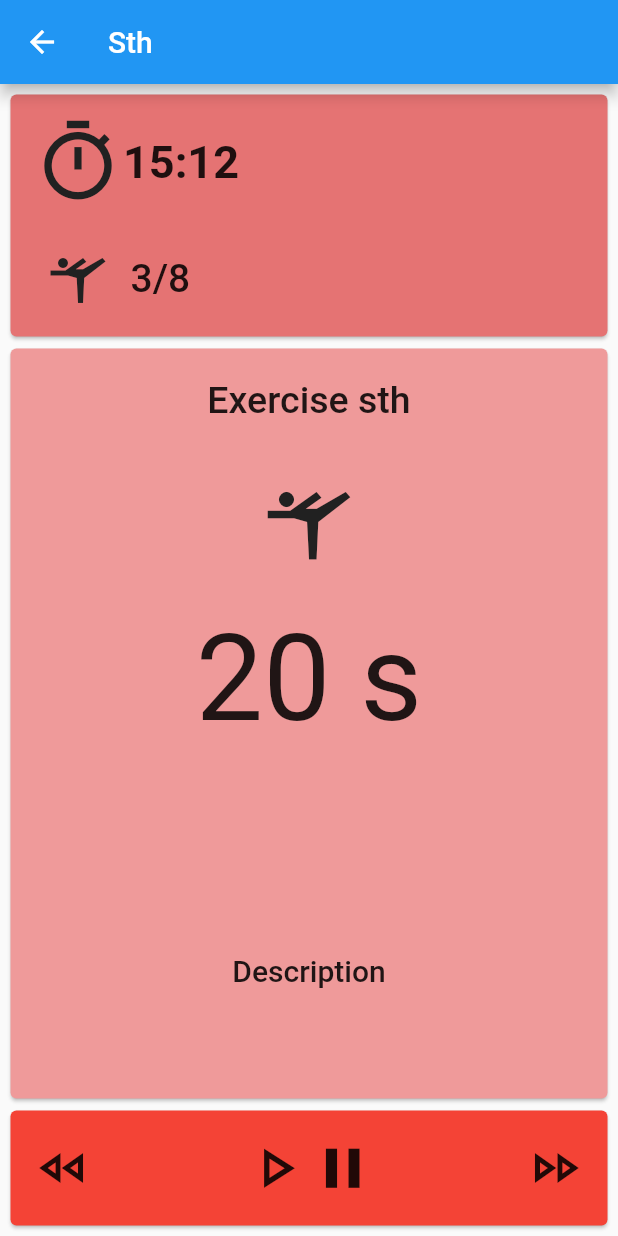
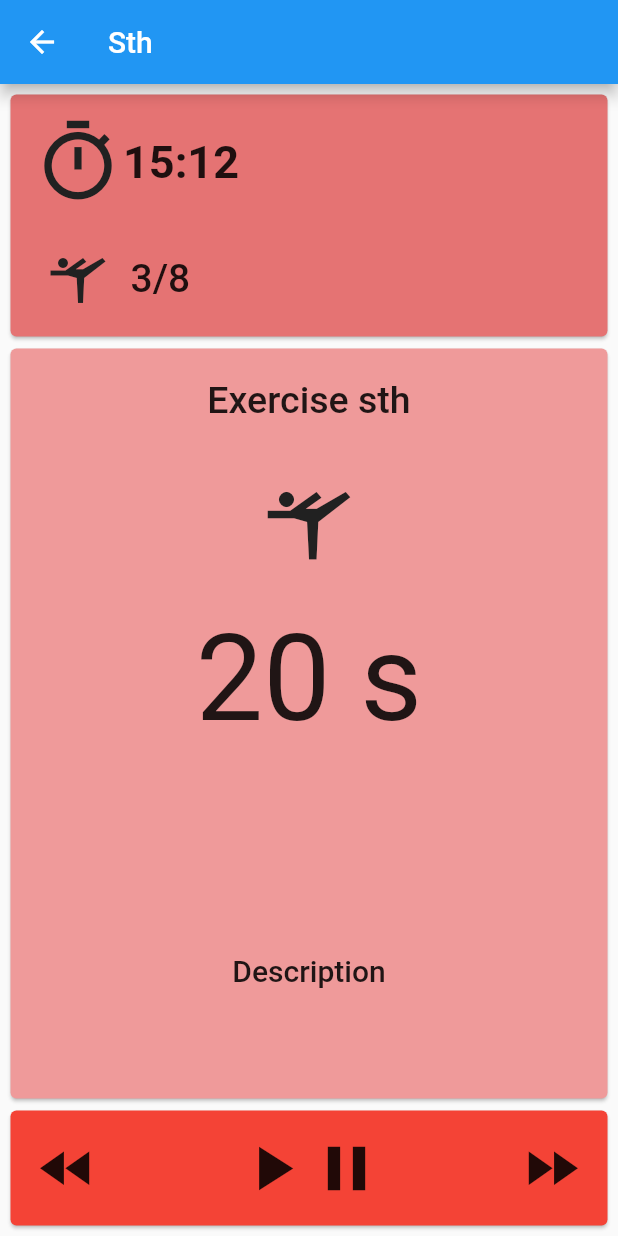
Before and after one commit to martamazurkiewicz/tabata_timer, a Flutter app: the TabataScreen screen opened directly, on a phone screen of 412 x 824 dp. Run offline on Flutter 3.47's test engine with Material 2 defaults, Android fonts, the phone set to English and light mode, and no system bars.

Commit message:
Fixed icons

```diff
--- a/lib/screens/tabata_screen/tabata_screen.dart
+++ b/lib/screens/tabata_screen/tabata_screen.dart
@@ -159,8 +159,8 @@ class _TabataScreen extends State<TabataScreen> {
                             child: Container(
                               alignment: Alignment.centerLeft,
                               child: const Icon(
-                                Icons.fast_rewind_outlined,
-                                size: 40.0,
+                                Icons.fast_rewind,
+                                size: 45.0,
                               ),
                             ),
                           ),
@@ -170,12 +170,12 @@ class _TabataScreen extends State<TabataScreen> {
                               mainAxisAlignment: MainAxisAlignment.center,
                               children: const [
                                 Icon(
-                                  Icons.play_arrow_outlined,
-                                  size: 45.0,
+                                  Icons.play_arrow,
+                                  size: 50.0,
                                 ),
                                 Icon(
-                                  Icons.pause_outlined,
-                                  size: 45.0,
+                                  Icons.pause,
+                                  size: 50.0,
                                 ),
                               ],
                             ),
@@ -185,8 +185,8 @@ class _TabataScreen extends State<TabataScreen> {
                             child: Container(
                               alignment: Alignment.centerRight,
                               child: const Icon(
-                                Icons.fast_forward_outlined,
-                                size: 40.0,
+                                Icons.fast_forward,
+                                size: 45.0,
                               ),
                             ),
                           ),
```
